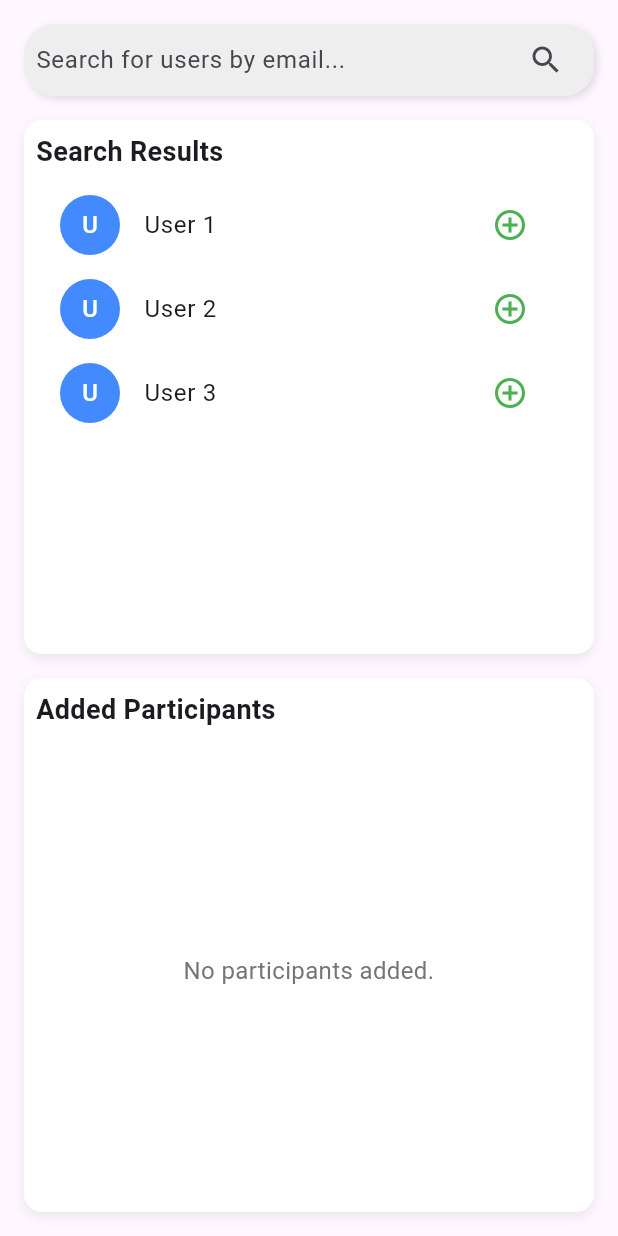
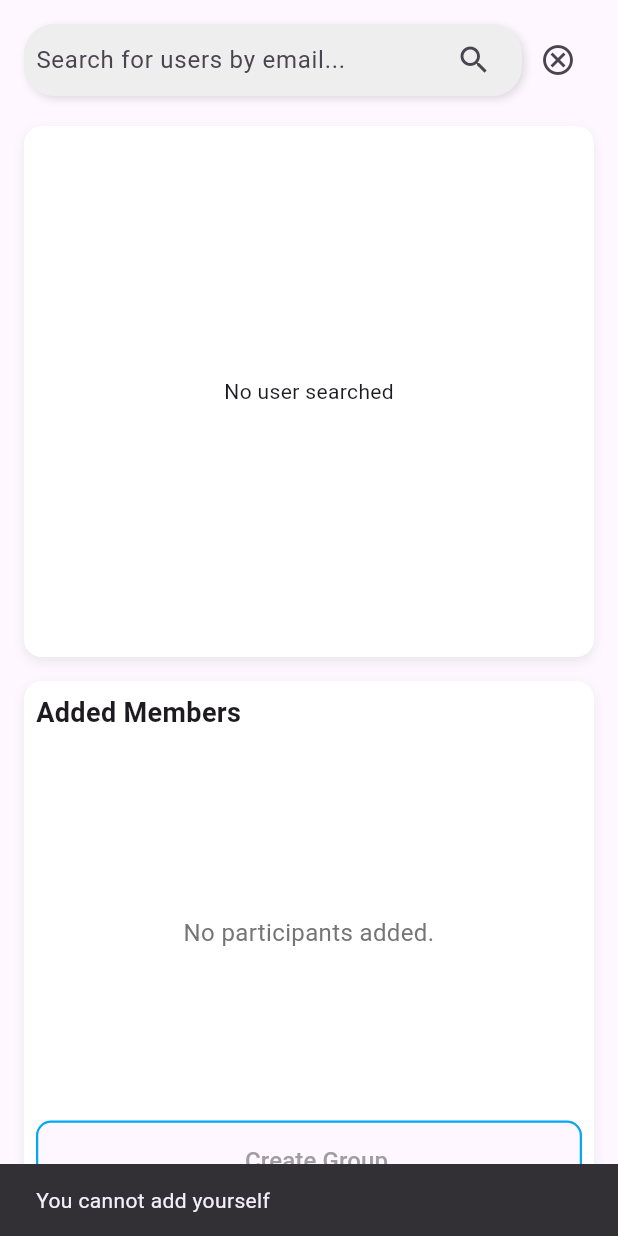
Before and after one commit to aryarobyy/flutter-chatapp, a Flutter app: the AddGroup screen opened directly, after a tap on the "search" icon, on a phone screen of 412 x 824 dp. Run offline on Flutter 3.47's test engine with Material 3 defaults, Android fonts, the phone set to English and light mode, and no system bars; our stand-ins replace awesome_notifications, chat_bubbles, cloud_firestore, firebase_auth, firebase_core, firebase_messaging and 9 more; missing offline and left inert: cloudinary_flutter, cloudinary_url_gen; accounts and stored records are empty; generated files the repository leaves out were written again; network calls fail.

Commit message:
Function create group is complete.

```diff
--- a/lib/main.dart
+++ b/lib/main.dart
@@ -78,7 +78,7 @@ class MyApp extends StatelessWidget {
     return MaterialApp(
       title: 'Chat App',
       theme: ThemeData(
-        primarySwatch: Colors.blue,
+        primarySwatch: Colors.lightBlue,
         textTheme: GoogleFonts.robotoTextTheme(
           Theme.of(context).textTheme,
         ),
--- a/lib/pages/contact/add_group.dart
+++ b/lib/pages/contact/add_group.dart
@@ -12,8 +12,10 @@ class _AddGroupState extends State<AddGroup> {
   String? _currentUserId;
   String? _selectedUserId;
   final AuthService _auth = AuthService();
+  final ChatService _chat = ChatService();
+  String _searchQuery = '';
+  bool _isSearching = false;
 
-  final List<String> _searchResults = ["User 1", "User 2", "User 3"];
   final List<String> _addedUsers = [];
   LocalStorage? localStorage;
   bool isStorageInitialized = false;
@@ -21,7 +23,6 @@ class _AddGroupState extends State<AddGroup> {
   @override
   void initState() {
     super.initState();
-    _initializeStorage();
     _initializeUserId();
   }
 
@@ -36,26 +37,22 @@ class _AddGroupState extends State<AddGroup> {
     }
   }
 
-  Future<void> _initializeStorage() async {
-    try {
-      final storage = LocalStorage('group_add');
-      final isReady = await storage.ready;
-      if (isReady) {
-        setState(() {
-          localStorage = storage;
-          isStorageInitialized = true;
-        });
-      } else {
-        print("Failed to initialize LocalStorage");
-      }
-    } catch (e) {
-      print("Error initializing storage: $e");
-    }
-  }
-
-  void _onPressed() {
+  void _onPressed() async {
     try {
       final user = _auth.getUserById(_currentUserId as String);
+      final userData = await user.first;
+      final _currentEmail = userData.email;
+
+      if (_searchController.text.toLowerCase() == _currentEmail) {
+        ScaffoldMessenger.of(context).showSnackBar(
+          const SnackBar(content: Text('You cannot add yourself')),
+        );
+        return;
+      }
+      setState(() {
+        _searchQuery = _searchController.text.toLowerCase();
+        _isSearching = true;
+      });
     } catch (e) {
       print("Error $e");
     }
@@ -75,6 +72,37 @@ class _AddGroupState extends State<AddGroup> {
     });
   }
 
+  Future<void> handleCreateRoom({required List<String> userIds, bool isGroup = false}) async {
+    if (_currentUserId == null) {
+      ScaffoldMessenger.of(context).showSnackBar(
+        const SnackBar(content: Text('User ID not initialized')),
+      );
+      return;
+    }
+    try {
+      final currentUserId = await _auth.getCurrentUserId();
+      print("currentUserId: $currentUserId");
+
+      List<String> members = [currentUserId, ...userIds];
+      print("Members: $members");
+
+      await _chat.createRoom(
+        member: members,
+        isGroup: isGroup,
+      );
+      if (!mounted) return;
+
+    } catch (e) {
+      print('Error creating room: $e');
+      if (!mounted) return;
+
+      ScaffoldMessenger.of(context).showSnackBar(
+        SnackBar(content: Text('Failed to create chat room: ${e.toString()}')),
+      );
+    }
+  }
+
+
   @override
   Widget build(BuildContext context) {
     return Scaffold(
@@ -84,7 +112,11 @@ class _AddGroupState extends State<AddGroup> {
           child: Column(
             crossAxisAlignment: CrossAxisAlignment.start,
             children: [
-              MySearchBar(
+              Row(
+                mainAxisAlignment: MainAxisAlignment.spaceBetween,
+                children: [
+                  Expanded(
+                    child: MySearchBar(
                       controller: _searchController,
                       hintText: "Search for users by email...",
                       onPressed: _onPressed,
@@ -93,10 +125,24 @@ class _AddGroupState extends State<AddGroup> {
                         _onPressed();
                       },
                     ),
-              const SizedBox(height: 16),
+                  ),
+                  IconButton(
+                    onPressed: () {
+                      Navigator.push(
+                        context,
+                        MaterialPageRoute(builder: (context) => SearchContact()),
+                      );
+                      // localStorage!.deleteItem(_addedUsers as String);
+                      // setState(() {});
+                    },
+                    icon: Icon(Icons.cancel_outlined),
+                  ),
+                ],
+              ),
+              const SizedBox(height: 20),
               Expanded(
                 flex: 1,
-                child: _buildSearchResults(context),
+                child: _build(context),
               ),
               const SizedBox(height: 16),
               Expanded(
@@ -110,7 +156,78 @@ class _AddGroupState extends State<AddGroup> {
     );
   }
 
+  Widget _build(BuildContext context){
+    return Container(
+          padding: const EdgeInsets.all(8.0),
+          decoration: BoxDecoration(
+          color: Colors.white,
+          borderRadius: BorderRadius.circular(12.0),
+          boxShadow: [
+            BoxShadow(
+            color: Colors.grey.withOpacity(0.2),
+            blurRadius: 6,
+            offset: const Offset(0, 3),
+            ),
+        ],
+      ),
+      child: _buildSearchResults(context),
+    );
+  }
+
   Widget _buildSearchResults(BuildContext context) {
+    if (_searchQuery.isEmpty) {
+      return Center(child: Text("No user searched"));
+    }
+    return StreamBuilder<UserModel?>(
+      stream: _auth.getUserByEmail(_searchQuery.toLowerCase()),
+      builder: (context, snapshot) {
+        if (snapshot.connectionState == ConnectionState.waiting) {
+          return const Center(child: CircularProgressIndicator());
+        }
+
+        if (!snapshot.hasData || snapshot.data == null) {
+          return const Center(child: Text("No user found."));
+        }
+
+        final UserModel user = snapshot.data!;
+
+        return Column(
+          crossAxisAlignment: CrossAxisAlignment.start,
+          children: [
+            const Text(
+              "Search Results",
+              style: TextStyle(
+                fontSize: 18,
+                fontWeight: FontWeight.bold,
+              ),
+            ),
+            const SizedBox(height: 8),
+            ListTile(
+              leading: CircleAvatar(
+                backgroundColor: Colors.blueAccent,
+                child: Text(
+                  user.name[0].toUpperCase(),
+                  style: const TextStyle(color: Colors.white),
+                ),
+              ),
+              title: Text(
+                user.name,
+                style: const TextStyle(fontSize: 16),
+              ),
+              trailing: IconButton(
+                icon: const Icon(Icons.add_circle_outline),
+                color: Colors.green,
+                onPressed: () => _addUser(user.uid),
+              ),
+            ),
+          ],
+        );
+      },
+    );
+  }
+
+  Widget _buildAddedUsers(BuildContext context) {
+
     return Container(
       padding: const EdgeInsets.all(8.0),
       decoration: BoxDecoration(
@@ -128,84 +245,13 @@ class _AddGroupState extends State<AddGroup> {
         crossAxisAlignment: CrossAxisAlignment.start,
         children: [
           const Text(
-            "Search Results",
+            "Added Members",
             style: TextStyle(
               fontSize: 18,
               fontWeight: FontWeight.bold,
             ),
           ),
           const SizedBox(height: 8),
-
-          // List of search results
-          Expanded(
-            child: _searchResults.isEmpty
-                ? Center(
-                    child: Text(
-                      "No results found.",
-                      style: TextStyle(
-                        fontSize: 16,
-                        color: Colors.grey.shade600,
-                      ),
-                      textAlign: TextAlign.center,
-                    ),
-                  )
-                : ListView.builder(
-                    itemCount: _searchResults.length,
-                    itemBuilder: (context, index) {
-                      final user = _searchResults[index];
-                      return ListTile(
-                        leading: CircleAvatar(
-                          backgroundColor: Colors.blueAccent,
-                          child: Text(
-                            user[0].toUpperCase(),
-                            style: const TextStyle(color: Colors.white),
-                          ),
-                        ),
-                        title: Text(
-                          user,
-                          style: const TextStyle(fontSize: 16),
-                        ),
-                        trailing: IconButton(
-                          icon: const Icon(Icons.add_circle_outline),
-                          color: Colors.green,
-                          onPressed: () => _addUser(user),
-                        ),
-                      );
-                    },
-                  ),
-          ),
-        ],
-      ),
-    );
-  }
-
-  Widget _buildAddedUsers(BuildContext context) {
-    return Container(
-      padding: const EdgeInsets.all(8.0),
-      decoration: BoxDecoration(
-        color: Colors.white,
-        borderRadius: BorderRadius.circular(12.0),
-        boxShadow: [
-          BoxShadow(
-            color: Colors.grey.withOpacity(0.2),
-            blurRadius: 6,
-            offset: const Offset(0, 3),
-          ),
-        ],
-      ),
-      child: Column(
-        crossAxisAlignment: CrossAxisAlignment.start,
-        children: [
-          const Text(
-            "Added Participants",
-            style: TextStyle(
-              fontSize: 18,
-              fontWeight: FontWeight.bold,
-            ),
-          ),
-          const SizedBox(height: 8),
-
-          // List of added users
           Expanded(
             child: _addedUsers.isEmpty
                 ? Center(
@@ -221,30 +267,63 @@ class _AddGroupState extends State<AddGroup> {
                 : ListView.builder(
               itemCount: _addedUsers.length,
               itemBuilder: (context, index) {
-                      final user = _addedUsers[index];
+                final userId = _addedUsers[index];
+                return FutureBuilder<UserModel?>(
+                  future: _auth.getUserById(userId).first,
+                  builder: (context, snapshot) {
+                    if (snapshot.connectionState == ConnectionState.waiting) {
+                      return const ListTile(
+                        title: Text("Loading..."),
+                      );
+                    }
+                    if (snapshot.hasError) {
+                      return const ListTile(
+                        title: Text("Error loading user."),
+                      );
+                    }
+                    if (!snapshot.hasData || snapshot.data == null) {
+                      return const ListTile(
+                        title: Text("User not found."),
+                      );
+                    }
+
+                    final user = snapshot.data!;
                     return ListTile(
                       leading: CircleAvatar(
                         backgroundColor: Colors.blueAccent,
                         child: Text(
-                            user[0].toUpperCase(),
+                          user.name[0].toUpperCase(),
                           style: const TextStyle(color: Colors.white),
                         ),
                       ),
                       title: Text(
-                          user,
+                        user.name,
                         style: const TextStyle(fontSize: 16),
                       ),
                       trailing: IconButton(
                         icon: const Icon(Icons.remove_circle_outline),
                         color: Colors.red,
-                          onPressed: () => _removeUser(user),
+                        onPressed: () => _removeUser(userId),
                       ),
                     );
                   },
+                );
+              },
+            ),
+          ),
+          SizedBox(
+            width: double.infinity,
+            child: MyButton2(
+              text: "Create Group",
+              onPressed: () => handleCreateRoom(
+                userIds: _addedUsers,
+                isGroup: true, // Indicates a group creation
+              ),
             ),
           ),
         ],
       ),
     );
   }
+
 }
--- a/lib/pages/contact/contact.dart
+++ b/lib/pages/contact/contact.dart
@@ -1,4 +1,5 @@
 import 'package:chat_app/services/auth_service.dart';
+import 'package:chat_app/widget/button2.dart';
 import 'package:flutter/material.dart';
 import 'package:chat_app/component/search_bar.dart';
 import 'package:chat_app/model/user_model.dart';
```
Lines whose indentation alone changed are shown as unchanged.
